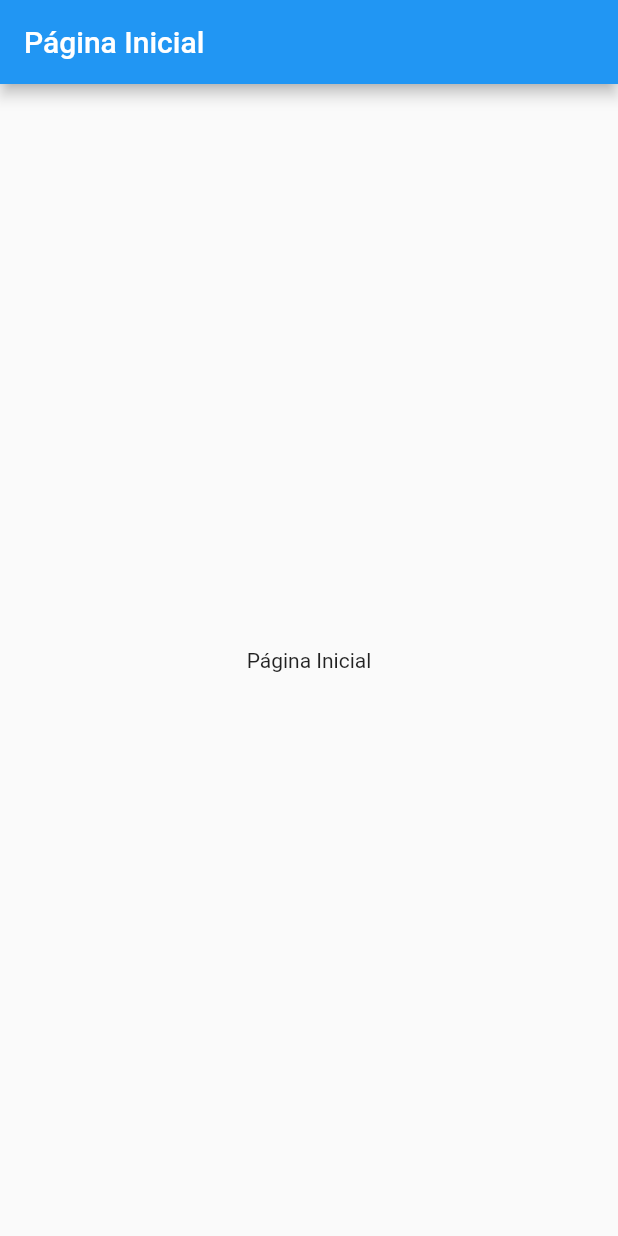
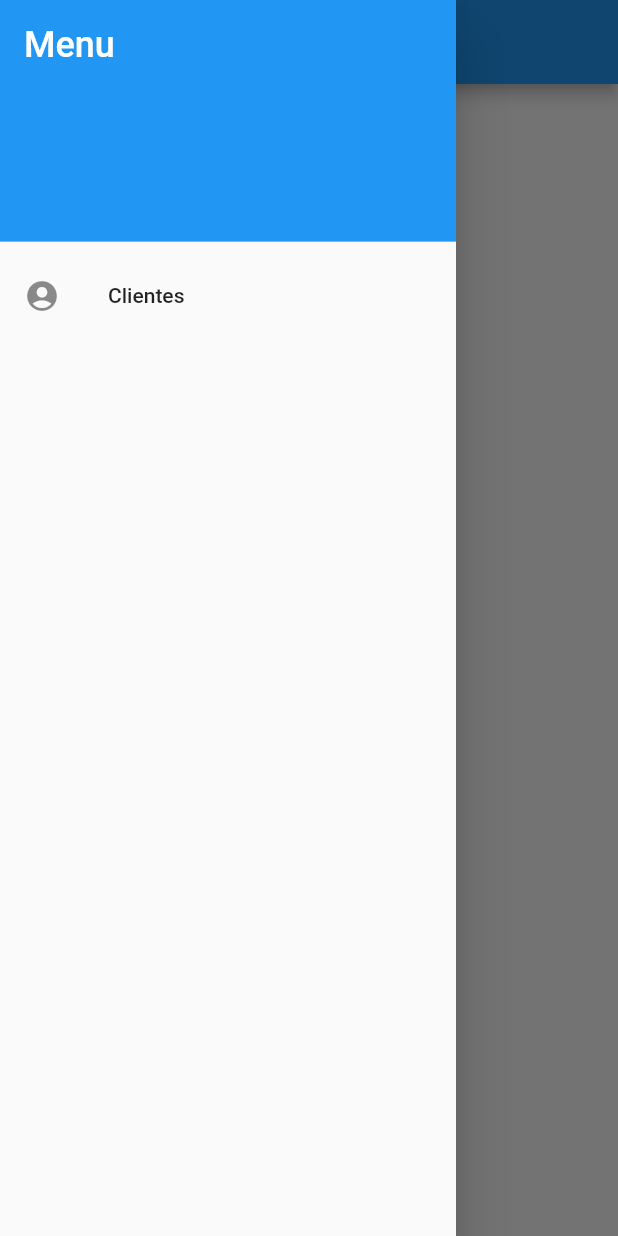
Before and after one commit to GustavoOrelio/ProjetoSoftwareAvancado, a Flutter app: the screen it shows after launch, with the side drawer open (before the commit the screen has no drawer), on a phone screen of 412 x 824 dp. Run offline on Flutter 3.47's test engine with Material 2 defaults, Android fonts, the phone set to English and light mode, and no system bars; our stand-ins replace sqflite; accounts and stored records are empty.

Commit message:
Interface grafica de clientes

```diff
--- a/beauty_time/lib/main.dart
+++ b/beauty_time/lib/main.dart
@@ -1,4 +1,8 @@
+import 'package:beauty_time/view/cliente_view.dart';
 import 'package:flutter/material.dart';
+
+import 'infrastructure/cliente_sqlite_adapter.dart';
+import 'interface_grafica/cliente_list_screen.dart';
 
 void main() {
   runApp(MyFlutterApp());
@@ -8,6 +12,7 @@ class MyFlutterApp extends StatelessWidget {
   @override
   Widget build(BuildContext context) {
     return MaterialApp(
+      debugShowCheckedModeBanner: false,
       home: MyApp(),
     );
   }
@@ -16,60 +21,46 @@ class MyFlutterApp extends StatelessWidget {
 class MyApp extends StatelessWidget {
   @override
   Widget build(BuildContext context) {
+    var clienteRepository = ClienteSQLiteAdapter();
+
+    var clienteView = ClienteView(clienteRepository: clienteRepository);
+
     return Scaffold(
       appBar: AppBar(
         title: Text('Página Inicial'),
       ),
-      // drawer: Drawer(
-      //   child: ListView(
-      //     padding: EdgeInsets.zero,
-      //     children: <Widget>[
-      //       const DrawerHeader(
-      //         decoration: BoxDecoration(
-      //           color: Colors.blue,
-      //         ),
-      //         child: Text(
-      //           'Menu',
-      //           style: TextStyle(
-      //             color: Colors.white,
-      //             fontSize: 24,
-      //           ),
-      //         ),
-      //       ),
-      //       ListTile(
-      //         leading: Icon(Icons.account_circle),
-      //         title: Text('Clientes'),
-      //         onTap: () {
-      //           Navigator.push(
-      //             context,
-      //             MaterialPageRoute(builder: (context) => AgendamentoListScreen()),
-      //           );
-      //         },
-      //       ),
-      //       ListTile(
-      //         leading: Icon(Icons.schedule),
-      //         title: Text('Agendamentos'),
-      //         onTap: () {
-      //           Navigator.push(
-      //             context,
-      //             MaterialPageRoute(builder: (context) => AgendamentoListScreen()),
-      //           );
-      //         },
-      //       ),
-      //
-      //       ListTile(
-      //         leading: Icon(Icons.task),
-      //         title: Text('Serviços'),
-      //         onTap: () {
-      //           Navigator.push(
-      //             context,
-      //             MaterialPageRoute(builder: (context) => ListaServicosPage(servicoRepository: ServicoDAO())),
-      //           );
-      //         },
-      //       ),
-      //     ],
-      //   ),
-      // ),
+      drawer: Drawer(
+        child: ListView(
+          padding: EdgeInsets.zero,
+          children: <Widget>[
+            const DrawerHeader(
+              decoration: BoxDecoration(
+                color: Colors.blue,
+              ),
+              child: Text(
+                'Menu',
+                style: TextStyle(
+                  color: Colors.white,
+                  fontSize: 24,
+                ),
+              ),
+            ),
+            ListTile(
+              leading: Icon(Icons.account_circle),
+              title: Text('Clientes'),
+              onTap: () {
+                Navigator.push(
+                  context,
+                  MaterialPageRoute(
+                      builder: (context) => ClienteListScreen(
+                            clienteView: clienteView,
+                          )),
+                );
+              },
+            ),
+          ],
+        ),
+      ),
       body: Center(
         child: Text('Página Inicial'),
       ),
```
Also changed, not shown: beauty_time/lib/interface_grafica/cliente_list_screen.dart (added, +65 -0 lines), beauty_time/lib/interface_grafica/cliente_screen.dart (added, +42 -0 lines), 1 other file.
